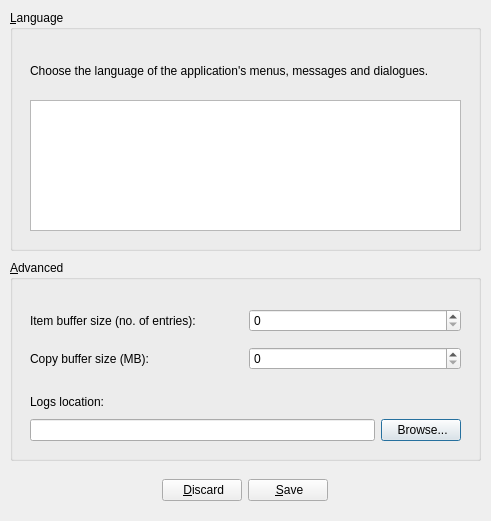
felsocim/Backy, file src/preferences.ui: the form before one commit.
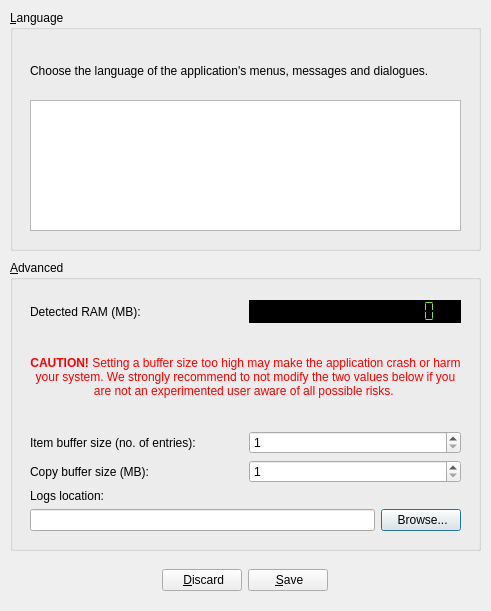
The form after the commit. Icons and pictures are not drawn.

Commit message: Implementig RAM amount detection in order to be able to compute maximum values for buffer sizes and adding a warning to the preferences dialog to notify users about possible risks when changing buffer sizes

The edit to the form file:
```diff
--- a/src/preferences.ui
+++ b/src/preferences.ui
@@ -7,7 +7,7 @@
     <x>0</x>
     <y>0</y>
     <width>491</width>
-    <height>521</height>
+    <height>611</height>
    </rect>
   </property>
   <property name="windowTitle">
@@ -62,7 +62,7 @@
      <x>10</x>
      <y>260</y>
      <width>471</width>
-     <height>201</height>
+     <height>291</height>
     </rect>
    </property>
    <property name="title">
@@ -74,71 +74,125 @@
       <x>20</x>
       <y>40</y>
       <width>431</width>
-      <height>80</height>
+      <height>231</height>
      </rect>
     </property>
     <layout class="QGridLayout" name="layoutAdvanced">
-     <item row="0" column="0">
+     <item row="2" column="0">
       <widget class="QLabel" name="labelItemBufferSize">
        <property name="text">
         <string>Item buffer size (no. of entries):</string>
        </property>
       </widget>
      </item>
-     <item row="1" column="0">
+     <item row="3" column="0">
       <widget class="QLabel" name="labelCopyBufferSize">
        <property name="text">
         <string>Copy buffer size (MB):</string>
        </property>
       </widget>
      </item>
-     <item row="0" column="1">
+     <item row="2" column="1">
       <widget class="QSpinBox" name="spinItemBufferSize">
+       <property name="minimum">
+        <number>1</number>
+       </property>
        <property name="maximum">
         <number>1000</number>
        </property>
       </widget>
      </item>
-     <item row="1" column="1">
+     <item row="3" column="1">
       <widget class="QSpinBox" name="spinCopyBufferSize">
+       <property name="minimum">
+        <number>1</number>
+       </property>
        <property name="maximum">
         <number>1024</number>
        </property>
       </widget>
      </item>
-    </layout>
-   </widget>
-   <widget class="QWidget" name="gridLayoutWidget_2">
-    <property name="geometry">
-     <rect>
-      <x>20</x>
-      <y>130</y>
-      <width>431</width>
-      <height>51</height>
-     </rect>
-    </property>
-    <layout class="QGridLayout" name="gridLayout">
-     <item row="1" column="0">
-      <widget class="QLineEdit" name="editLogsLocationValue"/>
+     <item row="0" column="1">
+      <widget class="QLCDNumber" name="lcdDetectedRAM">
+       <property name="styleSheet">
+        <string notr="true">background-color: #000000;
+color: rgb(138, 226, 52);</string>
+       </property>
+       <property name="frameShape">
+        <enum>QFrame::NoFrame</enum>
+       </property>
+       <property name="frameShadow">
+        <enum>QFrame::Raised</enum>
+       </property>
+       <property name="lineWidth">
+        <number>1</number>
+       </property>
+       <property name="digitCount">
+        <number>16</number>
+       </property>
+       <property name="segmentStyle">
+        <enum>QLCDNumber::Flat</enum>
+       </property>
+      </widget>
      </item>
      <item row="0" column="0">
-      <widget class="QLabel" name="labelLogsLocationDescription">
+      <widget class="QLabel" name="labelDetectedRAMDescription">
        <property name="text">
-        <string>Logs location:</string>
+        <string>Detected RAM (MB):</string>
        </property>
       </widget>
      </item>
-     <item row="1" column="1">
-      <widget class="QPushButton" name="buttonLogsLocationBrowse">
+     <item row="1" column="0" colspan="2">
+      <widget class="QLabel" name="labelAdvancedSettingsWarning">
+       <property name="sizePolicy">
+        <sizepolicy hsizetype="Preferred" vsizetype="Expanding">
+         <horstretch>0</horstretch>
+         <verstretch>0</verstretch>
+        </sizepolicy>
+       </property>
+       <property name="styleSheet">
+        <string notr="true">color: red;</string>
+       </property>
        <property name="text">
-        <string> Browse...</string>
+        <string>&lt;html&gt;&lt;head/&gt;&lt;body&gt;&lt;p&gt;&lt;span style=&quot; font-weight:600;&quot;&gt;CAUTION!&lt;/span&gt; Setting a buffer size too high may make the application crash or harm your system. We strongly recommend to not modify the two values below if you are not an experimented user aware of all possible risks. &lt;/p&gt;&lt;/body&gt;&lt;/html&gt;</string>
        </property>
-       <property name="icon">
-        <iconset resource="../res/backy.qrc">
-         <normaloff>:/Backy/folder-open.png</normaloff>:/Backy/folder-open.png</iconset>
+       <property name="alignment">
+        <set>Qt::AlignCenter</set>
        </property>
+       <property name="wordWrap">
+        <bool>true</bool>
+       </property>
       </widget>
      </item>
+     <item row="4" column="0" colspan="2">
+      <layout class="QGridLayout" name="gridLayout">
+       <item row="2" column="0">
+        <widget class="QLineEdit" name="editLogsLocationValue">
+         <property name="readOnly">
+          <bool>true</bool>
+         </property>
+        </widget>
+       </item>
+       <item row="2" column="1">
+        <widget class="QPushButton" name="buttonLogsLocationBrowse">
+         <property name="text">
+          <string> Browse...</string>
+         </property>
+         <property name="icon">
+          <iconset resource="../res/backy.qrc">
+           <normaloff>:/Backy/folder-open.png</normaloff>:/Backy/folder-open.png</iconset>
+         </property>
+        </widget>
+       </item>
+       <item row="1" column="0">
+        <widget class="QLabel" name="labelLogsLocationDescription">
+         <property name="text">
+          <string>Logs location:</string>
+         </property>
+        </widget>
+       </item>
+      </layout>
+     </item>
     </layout>
    </widget>
   </widget>
@@ -146,7 +200,7 @@
    <property name="geometry">
     <rect>
      <x>9</x>
-     <y>470</y>
+     <y>560</y>
      <width>471</width>
      <height>41</height>
     </rect>
```
The commit also changes 2 other files.
